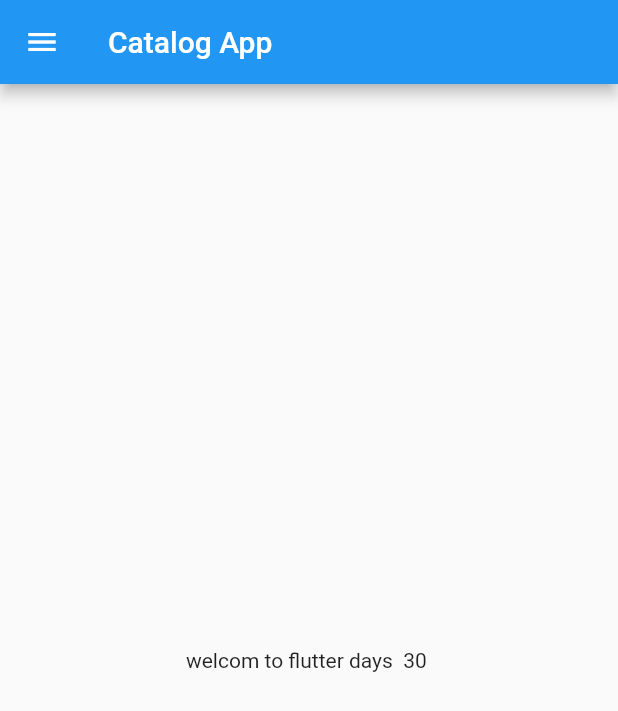
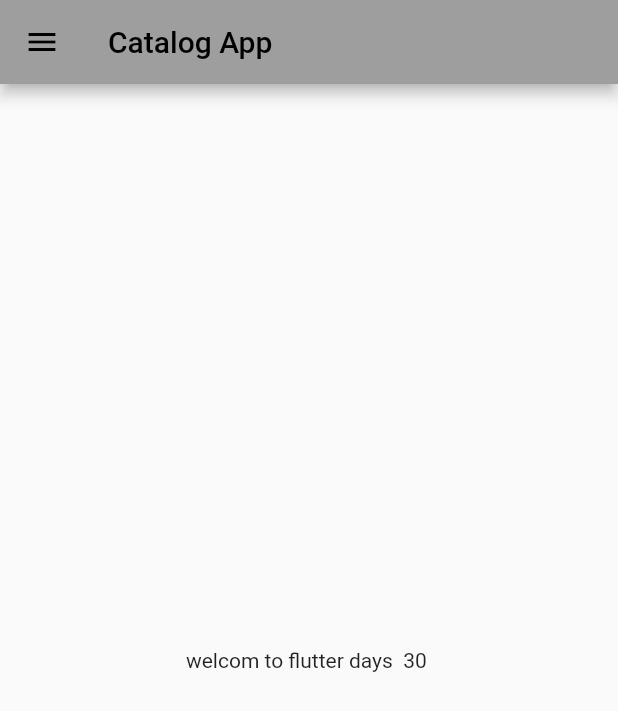
Before and after one commit to HMGulzar-Alam/30_Days_of_Flutter, a Flutter app: the screen it shows after launch, on a phone screen of 412 x 824 dp. Shown: the top 711 px of the screen. Run offline on Flutter 3.47's test engine with Material 2 defaults, Android fonts, the phone set to English and light mode, and no system bars.

Commit message:
some changes

```diff
--- /dev/null
+++ b/project/lib/login_page.dart
@@ -0,0 +1 @@
+// TODO Implement this library.
--- a/project/lib/main.dart
+++ b/project/lib/main.dart
@@ -1,20 +1,24 @@
-// ignore_for_file: prefer_const_constructors, unused_local_variable, prefer_const_declarations
-
 import 'package:flutter/material.dart';
+import 'package:project/pages/login_page.dart';
 import 'home_page.dart';
 
 void main() {
   runApp(MyApp());
 }
 
-// ignore: use_key_in_widget_constructors
 class MyApp extends StatelessWidget {
+  const MyApp({Key? key}) : super(key: key);
+
   @override
   Widget build(BuildContext context) {
-
-
     return MaterialApp(
-      home: HomePage(),
+      themeMode: ThemeMode.dark,
+      theme: ThemeData(primarySwatch: Colors.grey),
+      routes: {
+        "/": (context) => HomePage(),
+        "/login": (context) => LoginPage(),
+        "/home": (context) => HomePage()
+      },
     );
   }
 }
--- a/project/pubspec.yaml
+++ b/project/pubspec.yaml
@@ -34,6 +34,7 @@ dependencies:
   # The following adds the Cupertino Icons font to your application.
   # Use with the CupertinoIcons class for iOS style icons.
   cupertino_icons: ^1.0.2
+  google_fonts: ^2.3.1
 
 dev_dependencies:
   flutter_test:
@@ -58,8 +59,8 @@ flutter:
   uses-material-design: true
 
   # To add assets to your application, add an assets section, like this:
-  # assets:
-  #   - images/a_dot_burr.jpeg
+  assets:
+    - assets/images/
   #   - images/a_dot_ham.jpeg
 
   # An image asset can refer to one or more resolution-specific "variants", see
```
Also changed, not shown: project/lib/pages/login_page.dart (added, +56 -0 lines), project/assets/images/login_page.png (added), project/pubspec.lock, 1 other file.
